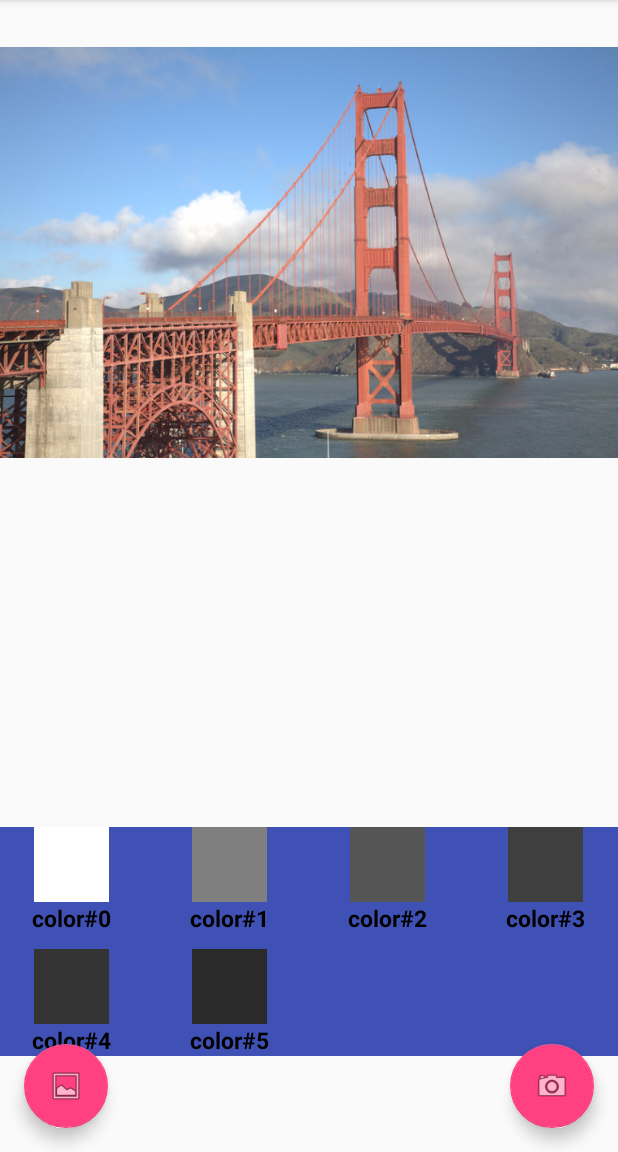
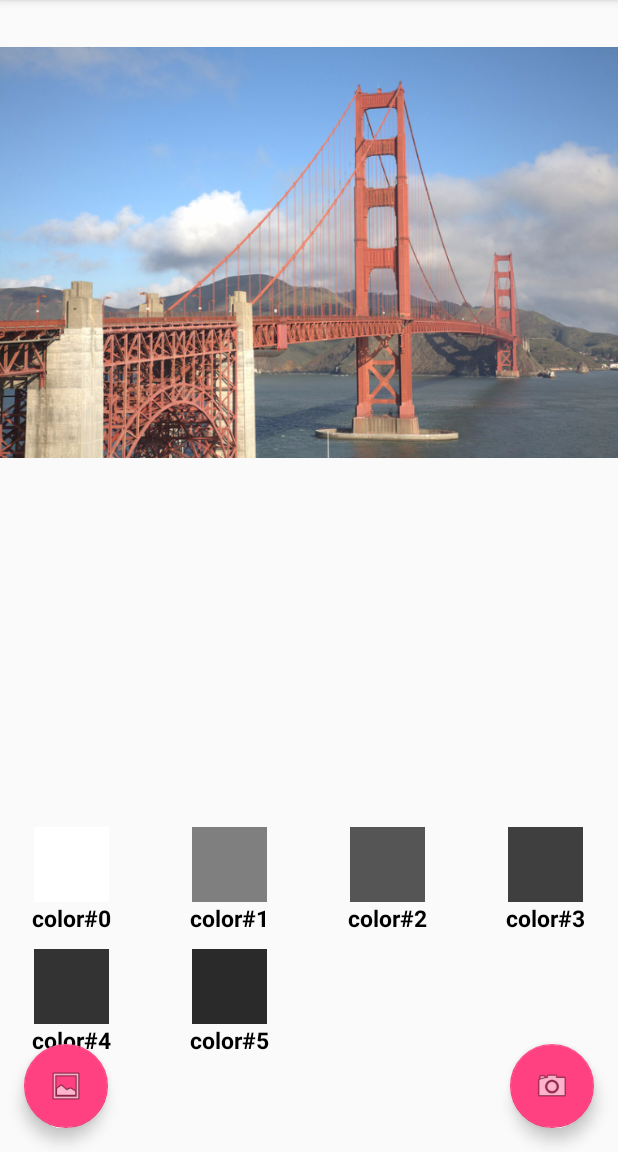
Before and after one commit to blchatel/palette, an Android app: the screen it shows after launch (MainActivity), on a phone screen of 412 x 824 dp, the part 84-1236 px from its top. Run offline under Robolectric (Android 15) with nearby library versions, the light colour scheme and no system bars.

Commit message:
Changed the background color to None for design purpose (:

```diff
--- a/app/src/main/res/layout/content_main.xml
+++ b/app/src/main/res/layout/content_main.xml
@@ -23,7 +23,6 @@
         tools:layout_editor_absoluteY="8dp" />
 
     <!-- This Layout can be accessed with it's id and in the JAVA code we should add the palettes color easily -->
-
     <LinearLayout xmlns:android="http://schemas.android.com/apk/res/android"
         android:layout_width="match_parent"
         android:layout_height="0dp"
@@ -39,7 +38,6 @@
             android:layout_marginBottom="@android:dimen/notification_large_icon_height"
             android:layout_gravity="center_horizontal|center"
             android:animationCache="false"
-            android:background="@color/colorPrimary"
             android:columnWidth="90dp"
             android:horizontalSpacing="10dp"
             android:numColumns="auto_fit"
```
